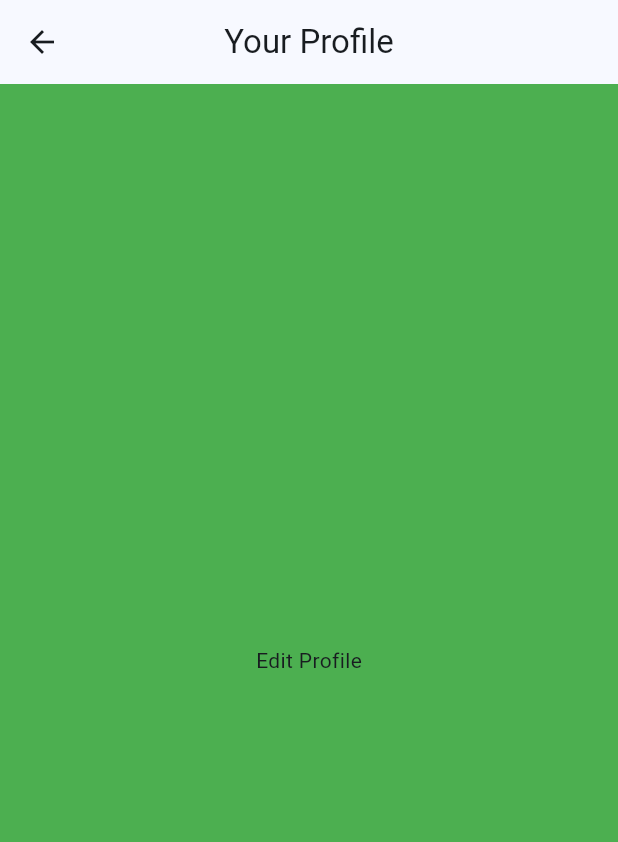
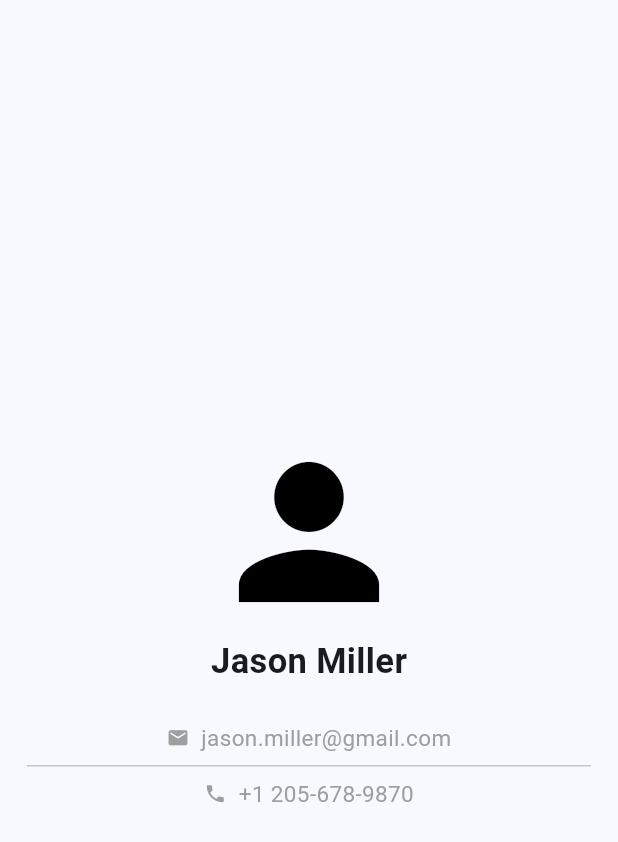
Before and after one commit to dtellez25/tagAlongApp, a Flutter app: the screen it shows after launch, item 3 of the bottom bar chosen, after a tap on "Edit Profile", on a phone screen of 412 x 824 dp. Shown: the top 842 px of the screen. Run offline on Flutter 3.47's test engine with Material 2 defaults, Android fonts, the phone set to English and light mode, and no system bars; our stand-ins replace table_calendar.

Commit message:
profileCommit

```diff
--- a/lib/home.dart
+++ b/lib/home.dart
@@ -14,9 +14,9 @@ class _MyWidgetState extends State<Home> {
   int currentIndex = 0;
 
   List<Widget> screens = [
-    HomeScreen(),
-    NotificationsScreen(),
-    ProfileScreen(),
+    const HomeScreen(),
+    const NotificationsScreen(),
+    const ProfileScreen(),
   ];
 
   void _onItemTapped(int index) {
--- a/lib/screens/home_folder/home_screen.dart
+++ b/lib/screens/home_folder/home_screen.dart
@@ -1,7 +1,18 @@
 import 'package:flutter/material.dart';
+import 'package:table_calendar/table_calendar.dart';
 
-class HomeScreen extends StatelessWidget {
+class HomeScreen extends StatefulWidget {
   const HomeScreen({Key? key}) : super(key: key);
+
+  @override
+  _HomeScreenState createState() => _HomeScreenState();
+}
+
+class _HomeScreenState extends State<HomeScreen> {
+  DateTime today = DateTime.now();
+  CalendarFormat _calendarFormat = CalendarFormat.month;
+  DateTime _focusedDay = DateTime.now();
+  DateTime? _selectedDay;
 
   @override
   Widget build(BuildContext context) {
@@ -11,11 +22,53 @@ class HomeScreen extends StatelessWidget {
         centerTitle: true,
       ),
       body: Center(
-        child: Container(
-          color: Colors.red,
-          child: const Center(
-            child: Text("Home Screen"),
-          ),
+        child: Column(
+          children: [
+            // Your existing content
+            Container(
+              color: Colors.yellow,
+              child: const Center(
+                child: Text("Event Calender"),
+              ),
+            ),
+
+            // Calendar Widget
+            _buildCalendar(),
+          ],
+        ),
+      ),
+    );
+  }
+
+  Widget _buildCalendar() {
+    return TableCalendar(
+      calendarFormat: _calendarFormat,
+      focusedDay: _focusedDay,
+      firstDay: DateTime.utc(2023, 1, 01),
+      lastDay: DateTime.utc(2030, 12, 31),
+      selectedDayPredicate: (day) {
+        return isSameDay(_selectedDay, day);
+      },
+      onDaySelected: (selectedDay, focusedDay) {
+        setState(() {
+          _selectedDay = selectedDay;
+          _focusedDay =
+              focusedDay; // update the focused day to be the selected day
+        });
+      },
+      onFormatChanged: (format) {
+        setState(() {
+          _calendarFormat = format;
+        });
+      },
+      calendarStyle: const CalendarStyle(
+        todayDecoration: BoxDecoration(
+          color: Colors.blue,
+          shape: BoxShape.circle,
+        ),
+        selectedDecoration: BoxDecoration(
+          color: Colors.green,
+          shape: BoxShape.circle,
         ),
       ),
     );
--- a/lib/screens/profile_folder/editProfile.dart
+++ b/lib/screens/profile_folder/editProfile.dart
@@ -5,18 +5,58 @@ class EditScreen extends StatelessWidget {
 
   @override
   Widget build(BuildContext context) {
-    return Scaffold(
-      appBar: AppBar(
-        title: const Text("Your Profile"),
-        centerTitle: true,
-      ),
+    return const Scaffold(
       body: Center(
-        child: Container(
-          color: Colors.green,
-          child: const Center(
-            child: Text("Edit Profile"),
+        child: Column(mainAxisAlignment: MainAxisAlignment.center, children: [
+          Icon(
+            Icons.person,
+            color: Colors.black,
+            size: 140.0,
+            semanticLabel: 'Text to announce in accessibility modes',
           ),
-        ),
+          Padding(
+              padding: EdgeInsets.fromLTRB(0, 0, 0, 0),
+              child: Text('Jason Miller',
+                  style: TextStyle(
+                    fontSize: 23,
+                    fontWeight: FontWeight.bold,
+                  ))),
+          Padding(padding: EdgeInsets.all(12)),
+          Row(
+            mainAxisAlignment: MainAxisAlignment.center,
+            children: [
+              Icon(
+                Icons.email,
+                color: Colors.grey,
+                size: 15.0,
+                semanticLabel: 'Text to announce in accessibility modes',
+              ),
+              Padding(
+                  padding: EdgeInsets.fromLTRB(8, 0, 0, 0),
+                  child: Text('jason.miller@gmail.com',
+                      style: TextStyle(fontSize: 15, color: Colors.grey))),
+            ],
+          ),
+          Divider(
+            indent: 18,
+            endIndent: 18,
+          ),
+          Row(
+            mainAxisAlignment: MainAxisAlignment.center,
+            children: [
+              Icon(
+                Icons.phone,
+                color: Colors.grey,
+                size: 15.0,
+                semanticLabel: 'Text to announce in accessibility modes',
+              ),
+              Padding(
+                  padding: EdgeInsets.fromLTRB(8, 0, 0, 0),
+                  child: Text('+1 205-678-9870',
+                      style: TextStyle(fontSize: 15, color: Colors.grey))),
+            ],
+          ),
+        ]),
       ),
     );
   }
--- a/pubspec.yaml
+++ b/pubspec.yaml
@@ -30,6 +30,7 @@ environment:
 dependencies:
   flutter:
     sdk: flutter
+  table_calendar: ^3.0.9
 
 
   # The following adds the Cupertino Icons font to your application.
```
Also changed, not shown: lib/screens/notifications_folder/notifications_screen.dart (+102 -9 lines), pubspec.lock.
